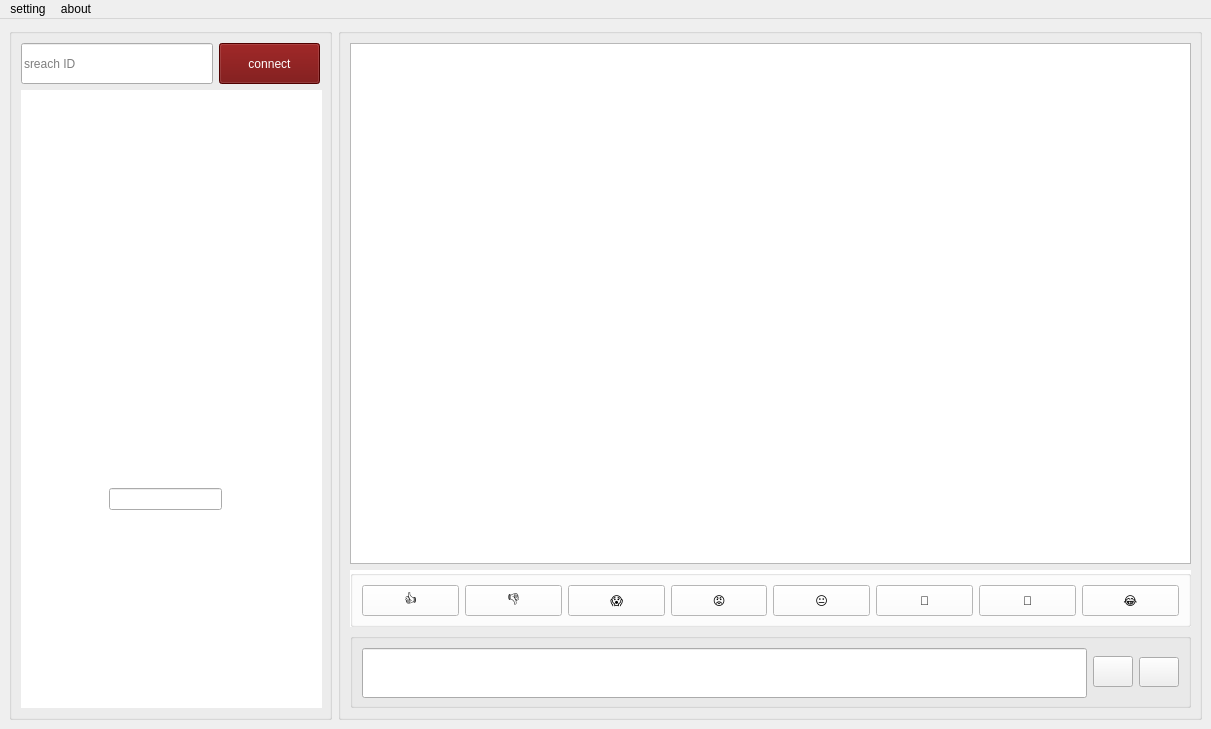
Pourya231/converso, file chatroom.ui: the form before one commit.
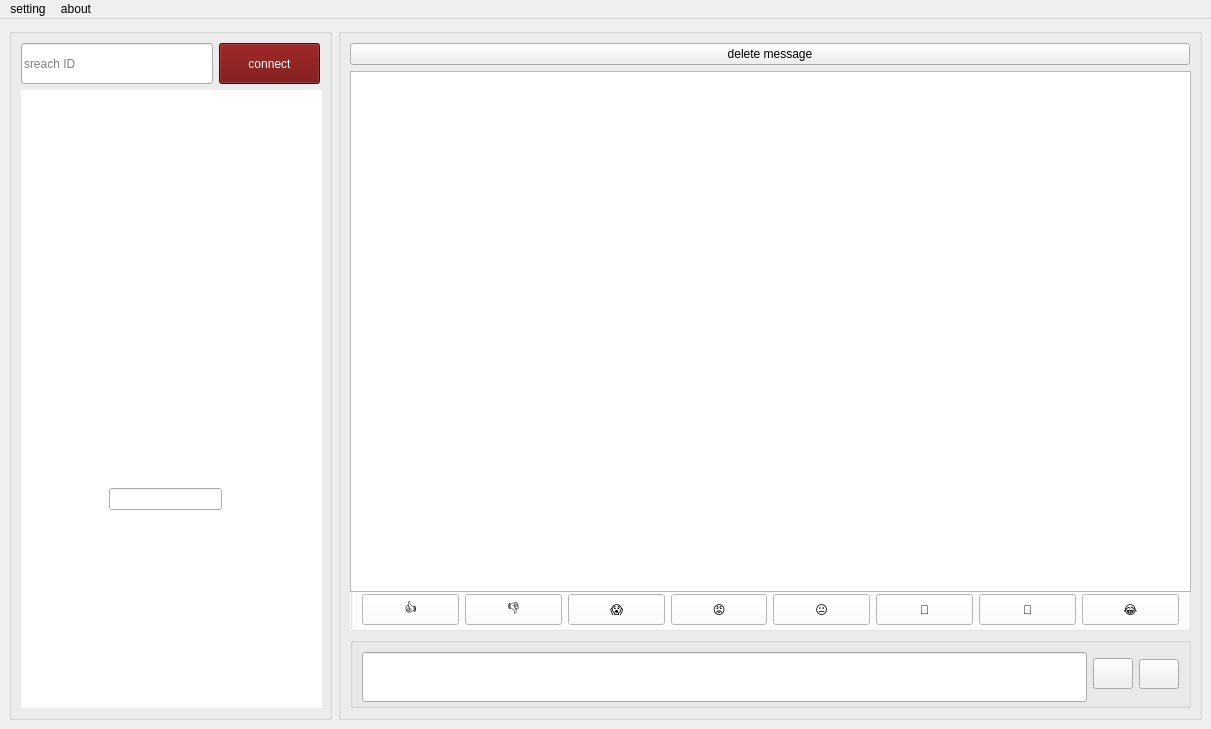
The form after the commit. Icons and pictures are not drawn.

Diff of the .ui file:
```diff
--- a/chatroom.ui
+++ b/chatroom.ui
@@ -117,28 +117,101 @@
        <string/>
       </property>
       <layout class="QGridLayout" name="gridLayout_5">
-       <item row="0" column="0">
-        <widget class="QListWidget" name="listWidget_2">
-         <property name="sizePolicy">
-          <sizepolicy hsizetype="Expanding" vsizetype="Expanding">
-           <horstretch>0</horstretch>
-           <verstretch>0</verstretch>
-          </sizepolicy>
-         </property>
+       <item row="3" column="0">
+        <widget class="QGroupBox" name="groupBox_3">
          <property name="minimumSize">
           <size>
            <width>841</width>
-           <height>521</height>
+           <height>71</height>
           </size>
          </property>
-         <property name="styleSheet">
-          <string notr="true">background-image: url(:/new/prefix1/chatbackground.jpg);
-font: 18pt &quot;MS Shell Dlg 2&quot;;
-color: rgb(255, 255, 255);</string>
+         <property name="maximumSize">
+          <size>
+           <width>16777215</width>
+           <height>75</height>
+          </size>
          </property>
+         <property name="title">
+          <string/>
+         </property>
+         <layout class="QGridLayout" name="gridLayout_2">
+          <item row="0" column="1">
+           <widget class="QPushButton" name="pushButton_3">
+            <property name="minimumSize">
+             <size>
+              <width>31</width>
+              <height>31</height>
+             </size>
+            </property>
+            <property name="styleSheet">
+             <string notr="true">border-image: url(:/new/prefix1/Emoji.png);</string>
+            </property>
+            <property name="text">
+             <string/>
+            </property>
+            <property name="default">
+             <bool>false</bool>
+            </property>
+            <property name="flat">
+             <bool>false</bool>
+            </property>
+           </widget>
+          </item>
+          <item row="0" column="0">
+           <widget class="QLineEdit" name="lineEdit">
+            <property name="sizePolicy">
+             <sizepolicy hsizetype="Expanding" vsizetype="Expanding">
+              <horstretch>0</horstretch>
+              <verstretch>0</verstretch>
+             </sizepolicy>
+            </property>
+            <property name="minimumSize">
+             <size>
+              <width>500</width>
+              <height>50</height>
+             </size>
+            </property>
+            <property name="sizeIncrement">
+             <size>
+              <width>0</width>
+              <height>0</height>
+             </size>
+            </property>
+            <property name="styleSheet">
+             <string notr="true">font: 15pt &quot;MS Shell Dlg 2&quot;;</string>
+            </property>
+            <property name="text">
+             <string/>
+            </property>
+           </widget>
+          </item>
+          <item row="0" column="2">
+           <widget class="QPushButton" name="pushButton">
+            <property name="sizePolicy">
+             <sizepolicy hsizetype="Maximum" vsizetype="Fixed">
+              <horstretch>0</horstretch>
+              <verstretch>0</verstretch>
+             </sizepolicy>
+            </property>
+            <property name="minimumSize">
+             <size>
+              <width>20</width>
+              <height>30</height>
+             </size>
+            </property>
+            <property name="styleSheet">
+             <string notr="true">border-image: url(:/new/prefix1/send.png);
+</string>
+            </property>
+            <property name="text">
+             <string/>
+            </property>
+           </widget>
+          </item>
+         </layout>
         </widget>
        </item>
-       <item row="1" column="0">
+       <item row="2" column="0">
         <widget class="QGroupBox" name="groupBox_4">
          <property name="minimumSize">
           <size>
@@ -272,98 +345,32 @@
          </layout>
         </widget>
        </item>
-       <item row="2" column="0">
-        <widget class="QGroupBox" name="groupBox_3">
+       <item row="1" column="0">
+        <widget class="QListWidget" name="listWidget_2">
+         <property name="sizePolicy">
+          <sizepolicy hsizetype="Expanding" vsizetype="Expanding">
+           <horstretch>0</horstretch>
+           <verstretch>0</verstretch>
+          </sizepolicy>
+         </property>
          <property name="minimumSize">
           <size>
            <width>841</width>
-           <height>71</height>
+           <height>521</height>
           </size>
          </property>
-         <property name="maximumSize">
-          <size>
-           <width>16777215</width>
-           <height>75</height>
-          </size>
+         <property name="styleSheet">
+          <string notr="true">background-image: url(:/new/prefix1/chatbackground.jpg);
+font: 18pt &quot;MS Shell Dlg 2&quot;;
+color: rgb(255, 255, 255);</string>
          </property>
-         <property name="title">
-          <string/>
+        </widget>
+       </item>
+       <item row="0" column="0">
+        <widget class="QPushButton" name="pushButton_12">
+         <property name="text">
+          <string>delete message</string>
          </property>
-         <layout class="QGridLayout" name="gridLayout_2">
-          <item row="0" column="1">
-           <widget class="QPushButton" name="pushButton_3">
-            <property name="minimumSize">
-             <size>
-              <width>31</width>
-              <height>31</height>
-             </size>
-            </property>
-            <property name="styleSheet">
-             <string notr="true">border-image: url(:/new/prefix1/Emoji.png);</string>
-            </property>
-            <property name="text">
-             <string/>
-            </property>
-            <property name="default">
-             <bool>false</bool>
-            </property>
-            <property name="flat">
-             <bool>false</bool>
-            </property>
-           </widget>
-          </item>
-          <item row="0" column="0">
-           <widget class="QLineEdit" name="lineEdit">
-            <property name="sizePolicy">
-             <sizepolicy hsizetype="Expanding" vsizetype="Expanding">
-              <horstretch>0</horstretch>
-              <verstretch>0</verstretch>
-             </sizepolicy>
-            </property>
-            <property name="minimumSize">
-             <size>
-              <width>500</width>
-              <height>50</height>
-             </size>
-            </property>
-            <property name="sizeIncrement">
-             <size>
-              <width>0</width>
-              <height>0</height>
-             </size>
-            </property>
-            <property name="styleSheet">
-             <string notr="true">font: 15pt &quot;MS Shell Dlg 2&quot;;</string>
-            </property>
-            <property name="text">
-             <string/>
-            </property>
-           </widget>
-          </item>
-          <item row="0" column="2">
-           <widget class="QPushButton" name="pushButton">
-            <property name="sizePolicy">
-             <sizepolicy hsizetype="Maximum" vsizetype="Fixed">
-              <horstretch>0</horstretch>
-              <verstretch>0</verstretch>
-             </sizepolicy>
-            </property>
-            <property name="minimumSize">
-             <size>
-              <width>20</width>
-              <height>30</height>
-             </size>
-            </property>
-            <property name="styleSheet">
-             <string notr="true">border-image: url(:/new/prefix1/send.png);
-</string>
-            </property>
-            <property name="text">
-             <string/>
-            </property>
-           </widget>
-          </item>
-         </layout>
         </widget>
        </item>
       </layout>
```
Left out of the diff: 2 changed lines with no effect on the pictures.
